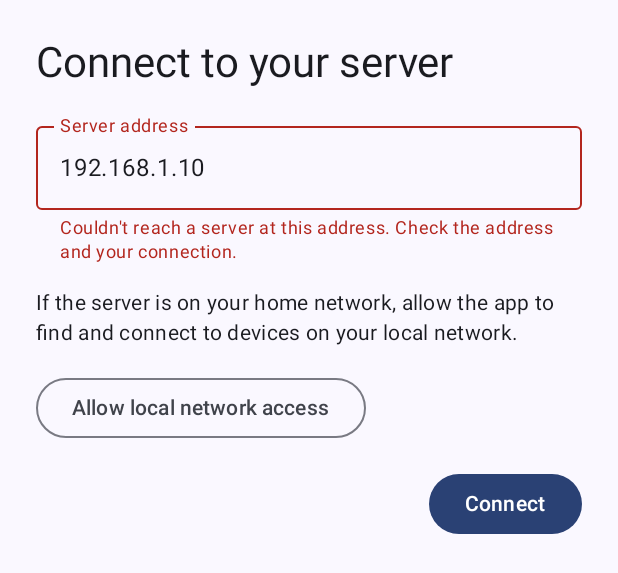
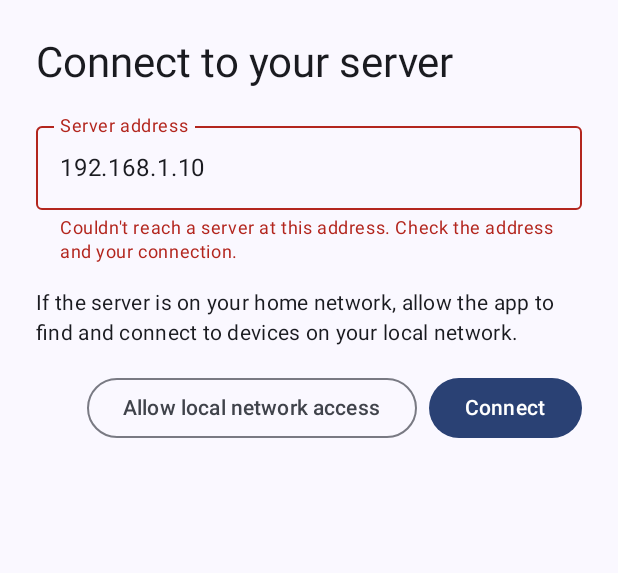
Before and after one commit to lorber13/jellyfin-music-player, an Android app built with Jetpack Compose: the @Preview function ServerAddressUnreachablePreview, on a phone screen of 412 x 824 dp. Shown: the top 573 px of the screen. Run offline under Robolectric (Android 15) with nearby library versions, the phone set to English and light mode, and no system bars; our stand-ins replace Dagger/Hilt's generated code; libraries missing offline, so code that uses them is left out: androidx.hilt.lifecycle.

Commit message:
fix(login): align local network and connect buttons
After a failed connection, "Allow local network access" and "Connect"
now sit together at the end of one row, like the buttons on the
found-server card. Connect wraps below when they don't fit.

Refs: ACC-01

Co-Authored-By: Claude Opus 5.5 <noreply@anthropic.com>
Claude-Session: https://claude.ai/code/session_01UH3ktxKxyDc5yQHsZuS36w

```diff
--- a/feature/login/src/main/kotlin/io/github/lorber13/jellyfinmusic/feature/login/ServerAddressScreen.kt
+++ b/feature/login/src/main/kotlin/io/github/lorber13/jellyfinmusic/feature/login/ServerAddressScreen.kt
@@ -5,6 +5,7 @@ import androidx.compose.foundation.layout.Arrangement
 import androidx.compose.foundation.layout.Box
 import androidx.compose.foundation.layout.Column
 import androidx.compose.foundation.layout.ColumnScope
+import androidx.compose.foundation.layout.FlowRow
 import androidx.compose.foundation.layout.Row
 import androidx.compose.foundation.layout.WindowInsets
 import androidx.compose.foundation.layout.fillMaxSize
@@ -120,7 +121,7 @@ internal fun ServerAddressContent(
 }
 
 @Composable
-private fun ColumnScope.AddressForm(
+private fun AddressForm(
     address: String,
     isChecking: Boolean,
     failure: ServerLookupFailure?,
@@ -159,15 +160,26 @@ private fun ColumnScope.AddressForm(
             text = stringResource(R.string.feature_login_local_network_hint),
             style = MaterialTheme.typography.bodyMedium
         )
-        OutlinedButton(onClick = onAllowLocalNetworkAccess) {
-            Text(stringResource(R.string.feature_login_allow_local_network))
+    }
+    // Both buttons sit at the end, like on the found-server card. A FlowRow lets Connect wrap
+    // below when long translations or large fonts don't fit on one line.
+    FlowRow(
+        modifier = Modifier.fillMaxWidth(),
+        horizontalArrangement = Arrangement.spacedBy(8.dp, Alignment.End),
+        verticalArrangement = Arrangement.spacedBy(8.dp)
+    ) {
+        if (showLocalNetworkHint) {
+            OutlinedButton(onClick = onAllowLocalNetworkAccess) {
+                Text(stringResource(R.string.feature_login_allow_local_network))
+            }
         }
+        ConnectButton(isEnabled = address.isNotBlank() && !isChecking, isChecking = isChecking, onClick = onConnect)
     }
-    Button(
-        onClick = onConnect,
-        modifier = Modifier.align(Alignment.End),
-        enabled = address.isNotBlank() && !isChecking
-    ) {
+}
+
+@Composable
+private fun ConnectButton(isEnabled: Boolean, isChecking: Boolean, onClick: () -> Unit) {
+    Button(onClick = onClick, enabled = isEnabled) {
         if (isChecking) {
             Row(horizontalArrangement = Arrangement.spacedBy(8.dp), verticalAlignment = Alignment.CenterVertically) {
                 CircularProgressIndicator(
```
